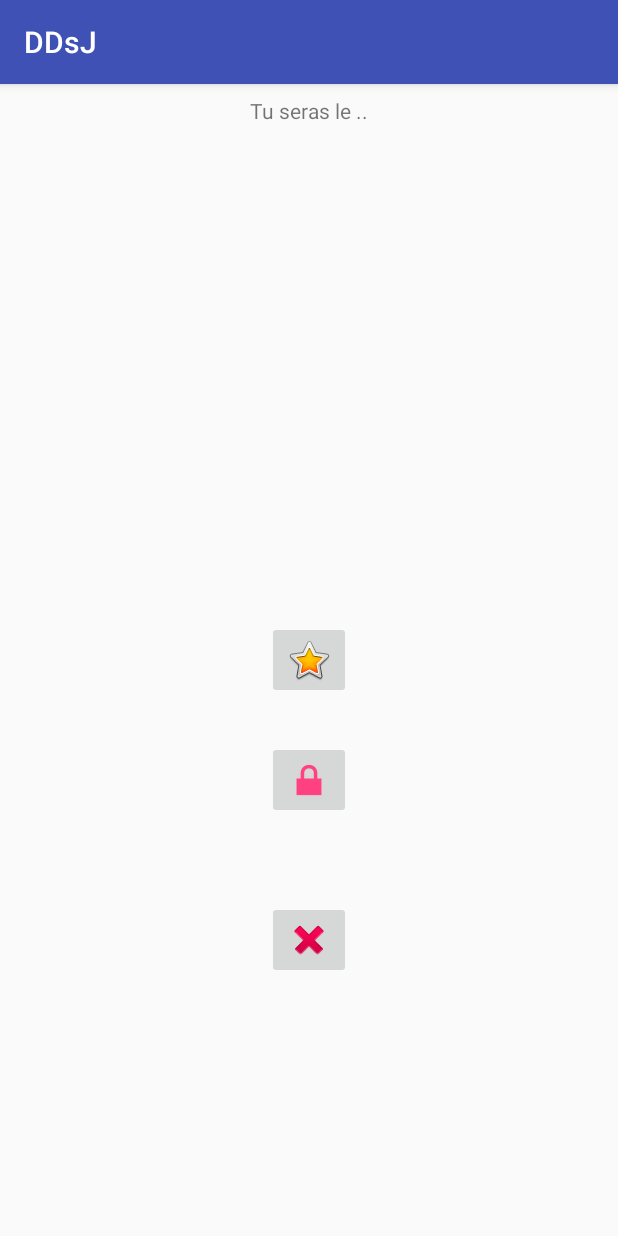
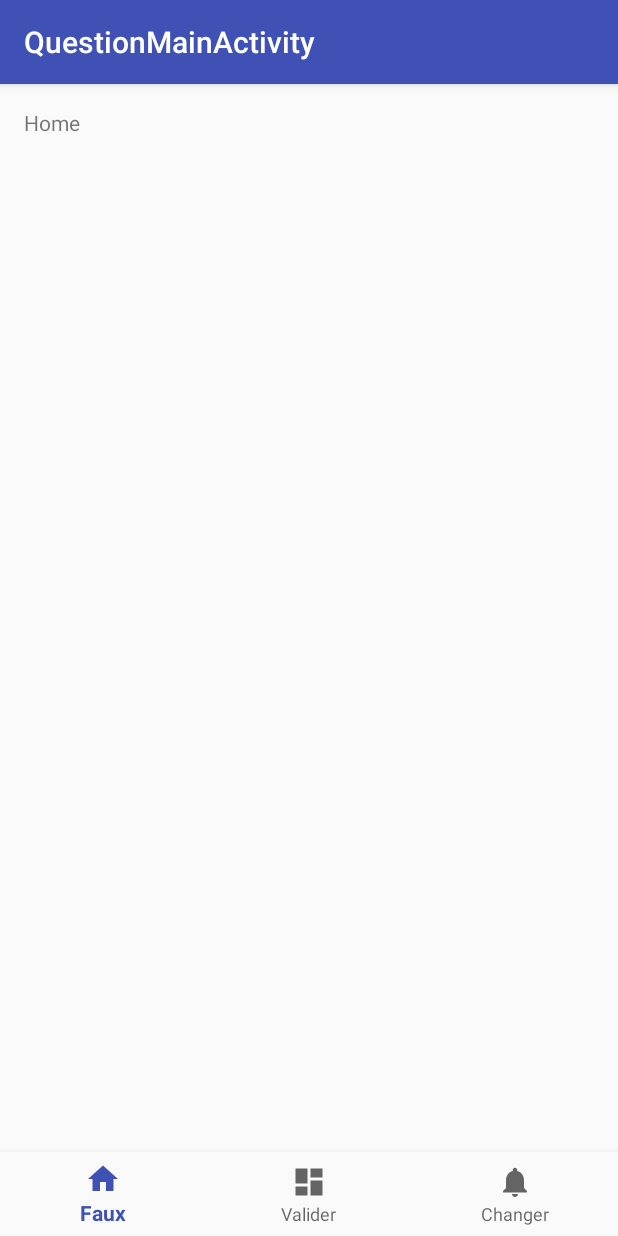
Before and after one commit to Sautronl/DDsJ, an Android app: the MainActivity screen opened directly, with no data from a screen before it, after a tap on an icon or button, on a phone screen of 412 x 824 dp. Run offline under Robolectric (Android 15) with nearby library versions, the phone set to English and light mode, and no system bars.

Commit message:
bottom bar/random

```diff
--- a/app/build.gradle
+++ b/app/build.gradle
@@ -22,6 +22,7 @@ dependencies {
     implementation fileTree(dir: 'libs', include: ['*.jar'])
     implementation 'com.android.support:appcompat-v7:26.1.0'
     implementation 'com.android.support.constraint:constraint-layout:1.0.2'
+    implementation 'com.android.support:design:26.1.0'
     testImplementation 'junit:junit:4.12'
     androidTestImplementation 'com.android.support.test:runner:1.0.1'
     androidTestImplementation 'com.android.support.test.espresso:espresso-core:3.0.1'
--- a/app/src/main/AndroidManifest.xml
+++ b/app/src/main/AndroidManifest.xml
@@ -17,7 +17,10 @@
             </intent-filter>
         </activity>
         <activity android:name=".MainActivity" />
-        <activity android:name=".LoginPseudoActivity"></activity>
+        <activity android:name=".LoginPseudoActivity" />
+        <activity
+            android:name=".QuestionMainActivity"
+            android:label="@string/title_activity_question_main"></activity>
     </application>
 
 </manifest>
--- a/app/src/main/java/fr/wcs/ddsj/LoginPseudoActivity.java
+++ b/app/src/main/java/fr/wcs/ddsj/LoginPseudoActivity.java
@@ -28,8 +28,8 @@ public class LoginPseudoActivity extends AppCompatActivity {
                 String p2 = pseudoJTwo.getText().toString().trim();
 
                 Random r = new Random();
-                int valeurMin = 0;
-                int valeurMax = 1;
+                int valeurMin = 1;
+                int valeurMax = 99;
                 int player1 = valeurMin + r.nextInt(valeurMax - valeurMin);
                 int player2 = valeurMin + r.nextInt(valeurMax - valeurMin);
 
--- a/app/src/main/java/fr/wcs/ddsj/MainActivity.java
+++ b/app/src/main/java/fr/wcs/ddsj/MainActivity.java
@@ -25,7 +25,7 @@ public class MainActivity extends AppCompatActivity {
         free.setOnClickListener(new View.OnClickListener() {
             @Override
             public void onClick(View view) {
-                startActivity(new Intent(MainActivity.this,));
+                startActivity(new Intent(MainActivity.this, QuestionMainActivity.class));
             }
         });
     }
--- /dev/null
+++ b/app/src/main/java/fr/wcs/ddsj/QuestionMainActivity.java
@@ -0,0 +1,44 @@
+package fr.wcs.ddsj;
+
+import android.os.Bundle;
+import android.support.annotation.NonNull;
+import android.support.design.widget.BottomNavigationView;
+import android.support.v7.app.AppCompatActivity;
+import android.view.MenuItem;
+import android.widget.TextView;
+
+public class QuestionMainActivity extends AppCompatActivity {
+
+    private TextView mTextMessage;
+
+    private BottomNavigationView.OnNavigationItemSelectedListener mOnNavigationItemSelectedListener
+            = new BottomNavigationView.OnNavigationItemSelectedListener() {
+
+        @Override
+        public boolean onNavigationItemSelected(@NonNull MenuItem item) {
+            switch (item.getItemId()) {
+                case R.id.navigation_wrong:
+                   // mTextMessage.setText(R.string.faux);
+                    return true;
+                case R.id.navigation_right:
+                   // mTextMessage.setText(R.string.valider);
+                    return true;
+                case R.id.navigation_skip:
+                   // mTextMessage.setText(R.string.changer);
+                    return true;
+            }
+            return false;
+        }
+    };
+
+    @Override
+    protected void onCreate(Bundle savedInstanceState) {
+        super.onCreate(savedInstanceState);
+        setContentView(R.layout.activity_question_main);
+
+        mTextMessage = (TextView) findViewById(R.id.message);
+        BottomNavigationView navigation = (BottomNavigationView) findViewById(R.id.navigation);
+        navigation.setOnNavigationItemSelectedListener(mOnNavigationItemSelectedListener);
+    }
+
+}
--- /dev/null
+++ b/app/src/main/res/drawable/ic_dashboard_black_24dp.xml
@@ -0,0 +1,9 @@
+<vector xmlns:android="http://schemas.android.com/apk/res/android"
+    android:width="24dp"
+    android:height="24dp"
+    android:viewportHeight="24.0"
+    android:viewportWidth="24.0">
+    <path
+        android:fillColor="#FF000000"
+        android:pathData="M3,13h8L11,3L3,3v10zM3,21h8v-6L3,15v6zM13,21h8L21,11h-8v10zM13,3v6h8L21,3h-8z" />
+</vector>
--- /dev/null
+++ b/app/src/main/res/drawable/ic_home_black_24dp.xml
@@ -0,0 +1,9 @@
+<vector xmlns:android="http://schemas.android.com/apk/res/android"
+    android:width="24dp"
+    android:height="24dp"
+    android:viewportHeight="24.0"
+    android:viewportWidth="24.0">
+    <path
+        android:fillColor="#FF000000"
+        android:pathData="M10,20v-6h4v6h5v-8h3L12,3 2,12h3v8z" />
+</vector>
--- /dev/null
+++ b/app/src/main/res/drawable/ic_notifications_black_24dp.xml
@@ -0,0 +1,9 @@
+<vector xmlns:android="http://schemas.android.com/apk/res/android"
+    android:width="24dp"
+    android:height="24dp"
+    android:viewportHeight="24.0"
+    android:viewportWidth="24.0">
+    <path
+        android:fillColor="#FF000000"
+        android:pathData="M12,22c1.1,0 2,-0.9 2,-2h-4c0,1.1 0.89,2 2,2zM18,16v-5c0,-3.07 -1.64,-5.64 -4.5,-6.32L13.5,4c0,-0.83 -0.67,-1.5 -1.5,-1.5s-1.5,0.67 -1.5,1.5v0.68C7.63,5.36 6,7.92 6,11v5l-2,2v1h16v-1l-2,-2z" />
+</vector>
--- /dev/null
+++ b/app/src/main/res/layout/activity_question_main.xml
@@ -0,0 +1,33 @@
+<?xml version="1.0" encoding="utf-8"?>
+<android.support.constraint.ConstraintLayout xmlns:android="http://schemas.android.com/apk/res/android"
+    xmlns:app="http://schemas.android.com/apk/res-auto"
+    xmlns:tools="http://schemas.android.com/tools"
+    android:id="@+id/container"
+    android:layout_width="match_parent"
+    android:layout_height="match_parent"
+    tools:context="fr.wcs.ddsj.QuestionMainActivity">
+
+    <TextView
+        android:id="@+id/message"
+        android:layout_width="wrap_content"
+        android:layout_height="wrap_content"
+        android:layout_marginLeft="@dimen/activity_horizontal_margin"
+        android:layout_marginStart="@dimen/activity_horizontal_margin"
+        android:layout_marginTop="@dimen/activity_vertical_margin"
+        android:text="@string/title_home"
+        app:layout_constraintLeft_toLeftOf="parent"
+        app:layout_constraintTop_toTopOf="parent" />
+
+    <android.support.design.widget.BottomNavigationView
+        android:id="@+id/navigation"
+        android:layout_width="0dp"
+        android:layout_height="wrap_content"
+        android:layout_marginEnd="0dp"
+        android:layout_marginStart="0dp"
+        android:background="?android:attr/windowBackground"
+        app:layout_constraintBottom_toBottomOf="parent"
+        app:layout_constraintLeft_toLeftOf="parent"
+        app:layout_constraintRight_toRightOf="parent"
+        app:menu="@menu/navigation" />
+
+</android.support.constraint.ConstraintLayout>
--- /dev/null
+++ b/app/src/main/res/menu/navigation.xml
@@ -0,0 +1,19 @@
+<?xml version="1.0" encoding="utf-8"?>
+<menu xmlns:android="http://schemas.android.com/apk/res/android">
+
+    <item
+        android:id="@+id/navigation_wrong"
+        android:icon="@drawable/ic_home_black_24dp"
+        android:title="@string/faux" />
+
+    <item
+        android:id="@+id/navigation_right"
+        android:icon="@drawable/ic_dashboard_black_24dp"
+        android:title="@string/valider" />
+
+    <item
+        android:id="@+id/navigation_skip"
+        android:icon="@drawable/ic_notifications_black_24dp"
+        android:title="@string/changer" />
+
+</menu>
--- /dev/null
+++ b/app/src/main/res/values/dimens.xml
@@ -0,0 +1,5 @@
+<resources>
+    <!-- Default screen margins, per the Android Design guidelines. -->
+    <dimen name="activity_horizontal_margin">16dp</dimen>
+    <dimen name="activity_vertical_margin">16dp</dimen>
+</resources>
--- a/app/src/main/res/values/strings.xml
+++ b/app/src/main/res/values/strings.xml
@@ -1,4 +1,10 @@
 <resources>
     <string name="app_name">DDsJ</string>
     <string name="valider">Valider</string>
+    <string name="title_activity_question_main">QuestionMainActivity</string>
+    <string name="title_home">Home</string>
+    <string name="title_dashboard">Dashboard</string>
+    <string name="title_notifications">Notifications</string>
+    <string name="faux">Faux</string>
+    <string name="changer">Changer</string>
 </resources>
```
